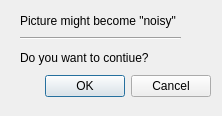
HAW-AI/Steganography, file noisewarning.ui: the form before one commit.
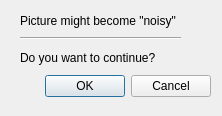
The form after the commit.

What changed in the file:
```diff
--- a/noisewarning.ui
+++ b/noisewarning.ui
@@ -65,7 +65,7 @@
     </rect>
    </property>
    <property name="text">
-    <string>Do you want to contiue?</string>
+    <string>Do you want to continue?</string>
    </property>
   </widget>
  </widget>
```
